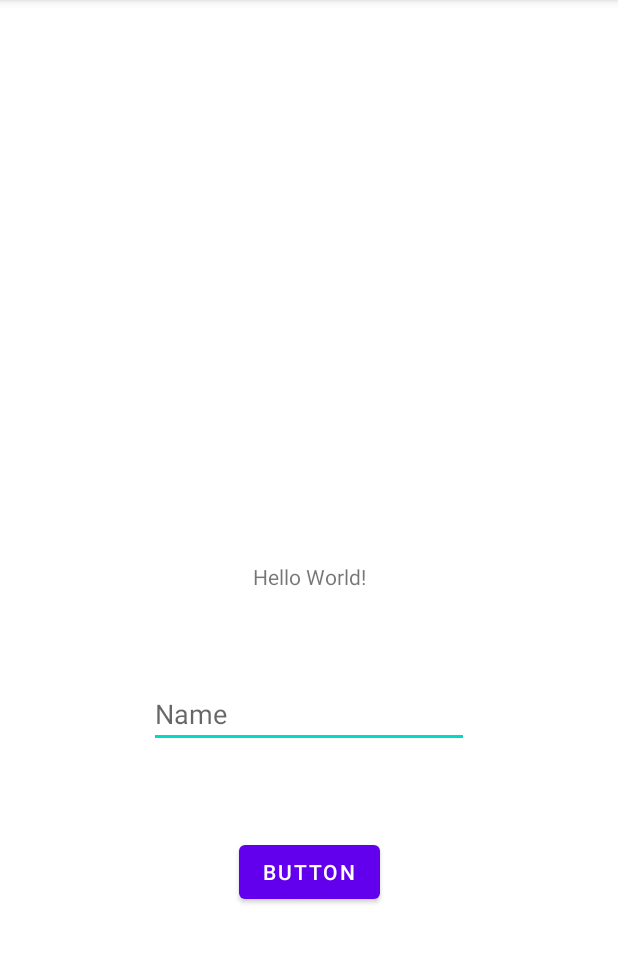
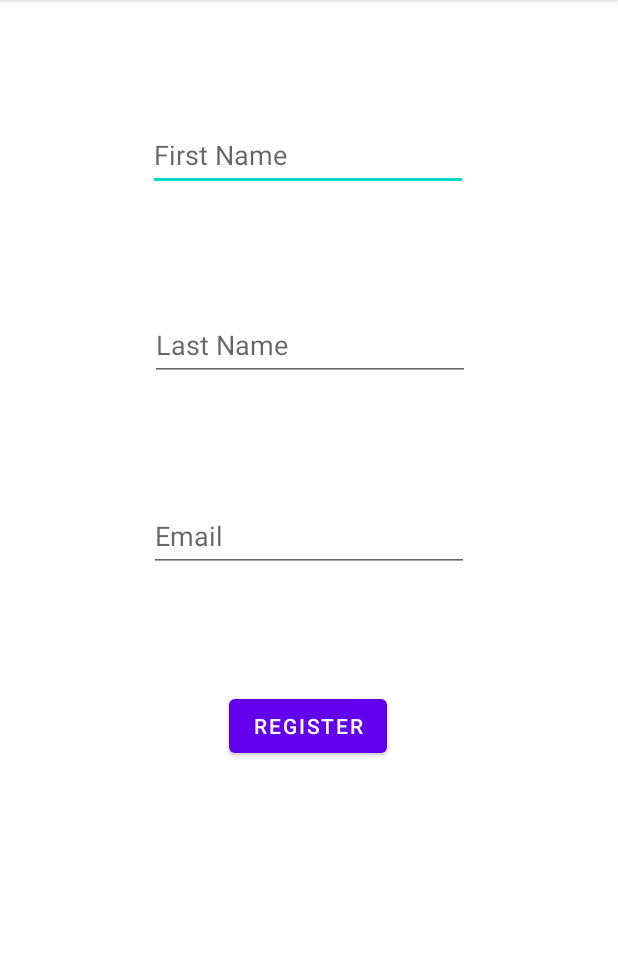
Before and after one commit to Brett-Constantinoff/Android_example, an Android app: the screen it shows after launch (MainActivity), on a phone screen of 412 x 824 dp, the part 84-1047 px from its top. Run offline under Robolectric (Android 15) with nearby library versions, the phone set to English and light mode, and no system bars.

Commit message:
adds more user input including first and last name and email

```diff
--- a/app/src/main/java/com/example/android_example/MainActivity.java
+++ b/app/src/main/java/com/example/android_example/MainActivity.java
@@ -16,8 +16,14 @@ public class MainActivity extends AppCompatActivity {
     }
 
     public void onBtnClick(View view){
-        TextView txt_hello = findViewById(R.id.txtMessage); //R is the resources for the project
-        EditText editTextName = findViewById(R.id.editTxtName);
-        txt_hello.setText("Hello " + editTextName.getText().toString());
+        TextView txt_first_name = findViewById(R.id.firstNameView); //R is the resources for the project
+        TextView txt_last_name = findViewById(R.id.lastNameView);
+        TextView txt_email = findViewById(R.id.emailView);
+        EditText edit_first_name = findViewById(R.id.editFirstName);
+        EditText edit_last_name = findViewById(R.id.editLastName);
+        EditText edit_email = findViewById(R.id.editEmail);
+        txt_first_name.setText(edit_first_name.getText().toString());
+        txt_last_name.setText(edit_last_name.getText().toString());
+        txt_email.setText(edit_email.getText().toString());
     }
 }
--- a/app/src/main/res/layout/activity_main.xml
+++ b/app/src/main/res/layout/activity_main.xml
@@ -6,37 +6,89 @@
     android:layout_height="match_parent"
     tools:context=".MainActivity">
 
-    <TextView
-        android:id="@+id/txtMessage"
-        android:layout_width="wrap_content"
-        android:layout_height="wrap_content"
-        android:text="Hello World!"
-        app:layout_constraintBottom_toBottomOf="parent"
-        app:layout_constraintLeft_toLeftOf="parent"
-        app:layout_constraintRight_toRightOf="parent"
-        app:layout_constraintTop_toTopOf="parent" />
-
     <Button
         android:id="@+id/button"
         android:layout_width="wrap_content"
         android:layout_height="wrap_content"
-        android:text="Button"
+        android:layout_marginBottom="260dp"
+        android:onClick="onBtnClick"
+        android:text="Register"
         app:layout_constraintBottom_toBottomOf="parent"
         app:layout_constraintEnd_toEndOf="parent"
-        app:layout_constraintStart_toStartOf="parent"
-        app:layout_constraintTop_toBottomOf="@+id/txtMessage"
-        android:onClick="onBtnClick"/>
+        app:layout_constraintHorizontal_bias="0.498"
+        app:layout_constraintStart_toStartOf="parent" />
 
     <EditText
-        android:id="@+id/editTxtName"
+        android:id="@+id/editFirstName"
         android:layout_width="wrap_content"
         android:layout_height="wrap_content"
         android:ems="10"
-        android:hint="Name"
+        android:hint="First Name"
         android:inputType="textPersonName"
+        android:minHeight="48dp"
+        app:layout_constraintBottom_toTopOf="@+id/editLastName"
+        app:layout_constraintEnd_toEndOf="parent"
+        app:layout_constraintHorizontal_bias="0.497"
+        app:layout_constraintStart_toStartOf="parent"
+        app:layout_constraintTop_toTopOf="parent" />
+
+    <EditText
+        android:id="@+id/editLastName"
+        android:layout_width="wrap_content"
+        android:layout_height="wrap_content"
+        android:ems="10"
+        android:hint="Last Name"
+        android:inputType="textPersonName"
+        android:minHeight="48dp"
+        app:layout_constraintBottom_toTopOf="@+id/button"
+        app:layout_constraintEnd_toEndOf="parent"
+        app:layout_constraintHorizontal_bias="0.502"
+        app:layout_constraintStart_toStartOf="parent"
+        app:layout_constraintTop_toTopOf="parent" />
+
+    <EditText
+        android:id="@+id/editEmail"
+        android:layout_width="wrap_content"
+        android:layout_height="wrap_content"
+        android:ems="10"
+        android:hint="Email"
+        android:inputType="textPersonName"
+        android:minHeight="48dp"
         app:layout_constraintBottom_toTopOf="@+id/button"
         app:layout_constraintEnd_toEndOf="parent"
         app:layout_constraintStart_toStartOf="parent"
-        app:layout_constraintTop_toBottomOf="@+id/txtMessage" />
+        app:layout_constraintTop_toBottomOf="@+id/editLastName" />
+
+    <TextView
+        android:id="@+id/lastNameView"
+        android:layout_width="wrap_content"
+        android:layout_height="wrap_content"
+        app:layout_constraintBottom_toTopOf="@+id/emailView"
+        app:layout_constraintEnd_toEndOf="parent"
+        app:layout_constraintHorizontal_bias="0.501"
+        app:layout_constraintStart_toStartOf="parent"
+        app:layout_constraintTop_toBottomOf="@+id/button"
+        app:layout_constraintVertical_bias="0.664" />
+
+    <TextView
+        android:id="@+id/firstNameView"
+        android:layout_width="wrap_content"
+        android:layout_height="wrap_content"
+        android:layout_marginTop="24dp"
+        app:layout_constraintEnd_toEndOf="parent"
+        app:layout_constraintHorizontal_bias="0.498"
+        app:layout_constraintStart_toStartOf="parent"
+        app:layout_constraintTop_toBottomOf="@+id/button" />
+
+    <TextView
+        android:id="@+id/emailView"
+        android:layout_width="wrap_content"
+        android:layout_height="wrap_content"
+        app:layout_constraintBottom_toBottomOf="parent"
+        app:layout_constraintEnd_toEndOf="parent"
+        app:layout_constraintHorizontal_bias="0.501"
+        app:layout_constraintStart_toStartOf="parent"
+        app:layout_constraintTop_toBottomOf="@+id/firstNameView"
+        app:layout_constraintVertical_bias="0.779" />
 
 </androidx.constraintlayout.widget.ConstraintLayout>
```
